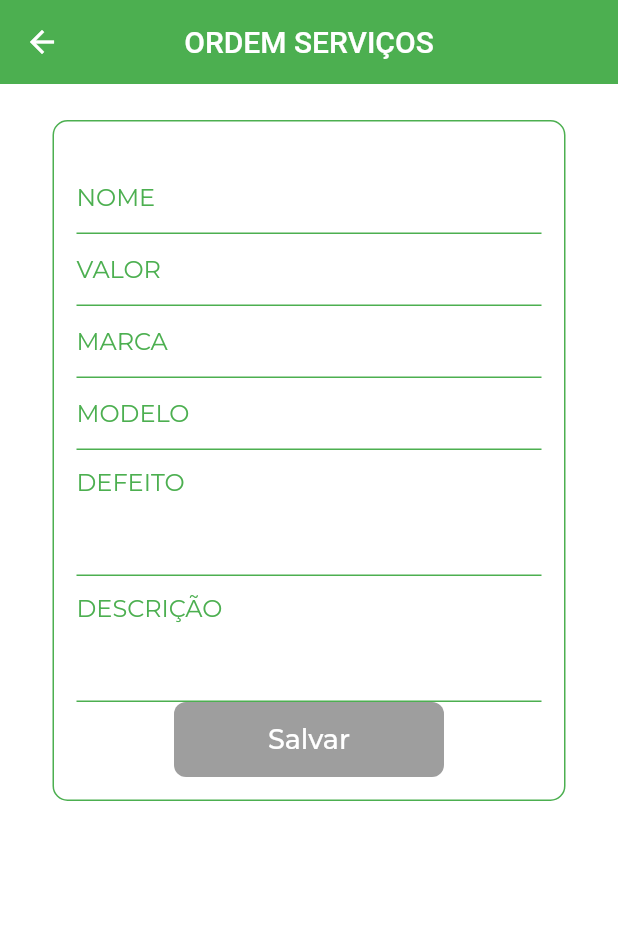
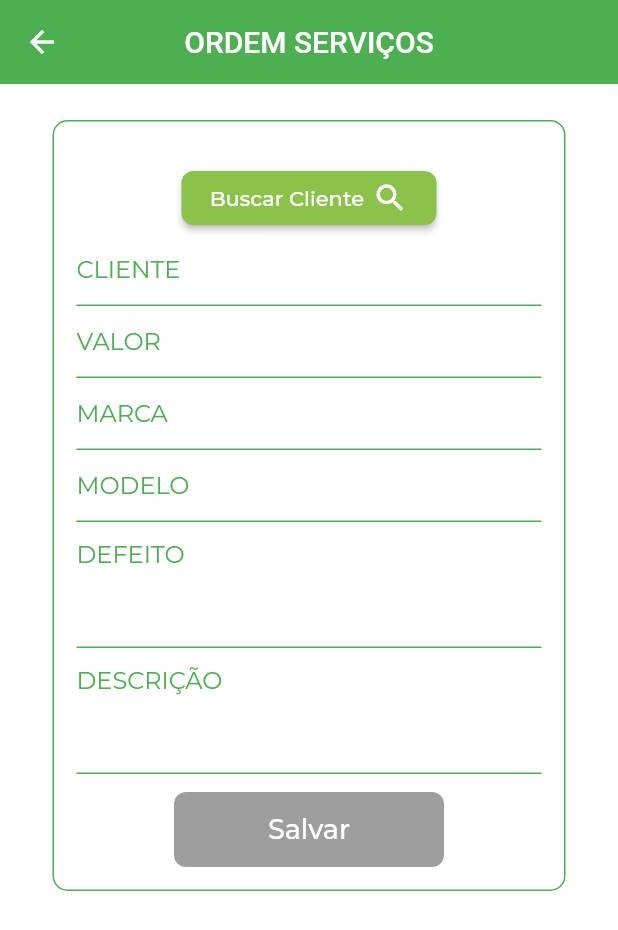
Before and after one commit to Get-profit/mobile, a Flutter app: the ServiceScreen screen opened directly, on a phone screen of 412 x 824 dp. Shown: the top 930 px of the screen. Run offline on Flutter 3.47's test engine with Material 2 defaults, Android fonts, the phone set to English and light mode, and no system bars; our stand-ins replace brasil_fields, google_fonts, rxdart; missing offline and left inert: http_interceptor; statements that could not run were skipped.

Commit message:
Campo busca ordem serviço

```diff
--- a/acessorios.com/lib/main.dart
+++ b/acessorios.com/lib/main.dart
@@ -12,7 +12,7 @@ import 'package:scoped_model/scoped_model.dart';
 
 void main() async{
   runApp(MaterialApp(
-    home: ClienteScreen(),
+    home: UserList(),
     theme: ThemeData(
         textTheme: GoogleFonts.montserratTextTheme(),
         hintColor: Colors.white,
--- a/acessorios.com/lib/screens/service/service_screen.dart
+++ b/acessorios.com/lib/screens/service/service_screen.dart
@@ -4,12 +4,14 @@ import 'package:get_profit/block/field_state.dart';
 import 'package:get_profit/block/service/service_bloc.dart';
 import 'package:get_profit/components/input.dart';
 import 'package:get_profit/components/service_button.dart';
+import 'package:get_profit/delegates/client_search.dart';
 import 'package:get_profit/models/servico.dart';
 import 'package:get_profit/screens/client/cliente_screen.dart';
 import 'package:get_profit/screens/user/user_screen.dart';
 import 'package:brasil_fields/brasil_fields.dart';
 
 class ServiceScreen extends StatelessWidget {
+
 
   ServiceScreen({this.servico});
   final ServicesOrder servico;
@@ -20,7 +22,7 @@ class ServiceScreen extends StatelessWidget {
   TextEditingController _defeito = TextEditingController();
   TextEditingController _descricao = TextEditingController();
   ServiceOrderBloc _serviceBloc = ServiceOrderBloc();
-
+  String result;
   @override
   Widget build(BuildContext context) {
     return Scaffold(
@@ -54,12 +56,32 @@ class ServiceScreen extends StatelessWidget {
                           child: Column(
                             children: <Widget>[
                               SizedBox(height: 12,),
+                              Container(
+                                width: 170,
+                                child: RaisedButton(
+                                  child: Row(
+                                  mainAxisAlignment: MainAxisAlignment.spaceAround,
+                                    children: <Widget>[
+                                      Text("Buscar Cliente", style: TextStyle(color: Colors.white),),
+                                      Icon(Icons.search,color: Colors.white,)
+                                    ],
+                                  ),
+                                  color: Colors.lightGreen,
+                                  shape: RoundedRectangleBorder(
+                                    borderRadius: BorderRadius.circular(8),),
+                                  onPressed: () async{
+                                    result = await showSearch(context: context, delegate: ClientSearch());
+                                    print(result);
+                                    },
+                                ),
+                              ),
                               StreamBuilder<FieldState>(
                                   stream: _serviceBloc.outCliente,
-                                initialData: FieldState(),
+                                  initialData: result == null ? FieldState() : result,
                                   builder: (context, snapshot) {
                                     return TextFormField(
-                                    decoration:InputDecorationAcessorios().input("NOME",snapshot.data.error),
+                                      controller: _cliente,
+                                      decoration:InputDecorationAcessorios().input(result == null ? "CLIENTE" : result,snapshot.data.error),
                                       style: TextStyle(color: Colors.green),
                                       keyboardType: TextInputType.text,
                                       onChanged: _serviceBloc.changeCliente,
@@ -143,6 +165,9 @@ class ServiceScreen extends StatelessWidget {
                                   );
                                 }
                               ),
+                              SizedBox(
+                                height: 12,
+                              ),
                               ServiceOrderButton(_serviceBloc,servico)
                             ],
                           ),
--- a/acessorios.com/lib/screens/user/user_screen.dart
+++ b/acessorios.com/lib/screens/user/user_screen.dart
@@ -109,7 +109,7 @@ class UsuarioScreen extends StatelessWidget {
                                     SizedBox(
                                       height: 20,
                                     ),
-                                    UserButton(_userBloc,user == null ? User(0,_login.text,_senha.text,_cargo.text) : user )
+                                    UserButton(_userBloc,user == null ? User(0,_userBloc.changeLogin.toString(),_userBloc.changePassword.toString(),_userBloc.changeCargo.toString()) : user )
                                   ],
                                 ),
                               )),
```
Also changed, not shown: acessorios.com/lib/delegates/client_search.dart (added, +81 -0 lines), acessorios.com/lib/http/api_postalcode.dart (deleted, +0 -42 lines), acessorios.com/lib/http/webclients/api_error.dart (deleted, +0 -10 lines), acessorios.com/lib/http/webclients/api_response.dart (deleted, +0 -14 lines), acessorios.com/lib/screens/client/cliente_screen.dart (+33 -2 lines). Lines whose indentation alone changed are shown as unchanged.
